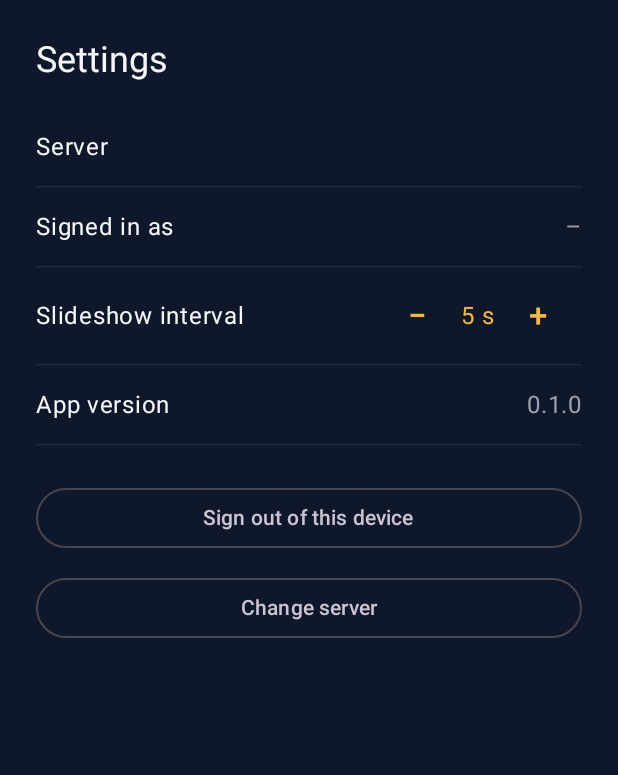
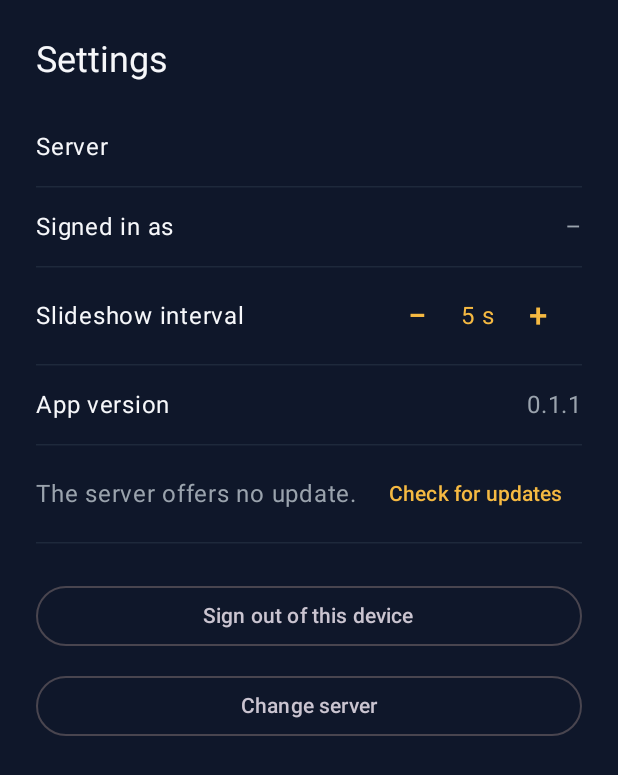
Before and after one commit to valdaaak/picturestation, an Android app built with Jetpack Compose: the composable SettingsScreen shown on its own in the app's theme, after a tap on "Change server", on a phone screen of 412 x 824 dp. Shown: the top 775 px of the screen. Run offline under Robolectric (Android 15) with nearby library versions, the phone set to English and light mode, and no system bars; 2 other taps on this screen came first.

Commit message:
Android 0.1.1: smaller texts on phones, updates from the server's /app/ (version.json + installer), publish.py
Co-Authored-By: Claude Fable 5.1 <noreply@anthropic.com>

```diff
--- a/Android/app/build.gradle.kts
+++ b/Android/app/build.gradle.kts
@@ -20,8 +20,8 @@ android {
         applicationId = "org.picturestation.app"
         minSdk = 26
         targetSdk = 36
-        versionCode = 1
-        versionName = "0.1.0"
+        versionCode = 2
+        versionName = "0.1.1"
     }
 
     signingConfigs {
--- a/Android/app/src/main/kotlin/org/picturestation/app/ui/Screens.kt
+++ b/Android/app/src/main/kotlin/org/picturestation/app/ui/Screens.kt
@@ -177,6 +177,20 @@ fun SettingsScreen(vm: AppViewModel) {
         }
         HorizontalDivider(color = NavyLight)
         SettingRow(stringResource(R.string.app_version), BuildConfig.VERSION_NAME)
+        val ctx = androidx.compose.ui.platform.LocalContext.current
+        val latestNote = stringResource(R.string.update_latest)
+        val noneNote = stringResource(R.string.update_none)
+        val permissionNote = stringResource(R.string.update_permission)
+        val updateFailed = stringResource(R.string.update_failed)
+        Row(modifier = Modifier.fillMaxWidth().padding(vertical = 8.dp), horizontalArrangement = Arrangement.SpaceBetween,
+            verticalAlignment = Alignment.CenterVertically) {
+            Text(vm.updateNote ?: vm.update?.let { stringResource(R.string.update_available, it.versionName) } ?: "", color = Muted,
+                modifier = Modifier.weight(1f))
+            if (vm.update != null) Button(onClick = { vm.installUpdate(ctx, permissionNote, updateFailed) }, enabled = !vm.updateBusy) {
+                Text(stringResource(if (vm.updateBusy) R.string.update_downloading else R.string.update_now))
+            } else TextButton(onClick = { vm.checkUpdate(byUser = true, latestNote, noneNote) }) { Text(stringResource(R.string.update_check)) }
+        }
+        HorizontalDivider(color = NavyLight)
         Spacer(Modifier.height(24.dp))
         OutlinedButton(onClick = { vm.signOut() }, modifier = Modifier.fillMaxWidth()) { Text(stringResource(R.string.sign_out)) }
         Spacer(Modifier.height(12.dp))
--- a/Android/app/src/main/res/values/strings.xml
+++ b/Android/app/src/main/res/values/strings.xml
@@ -40,4 +40,12 @@
     <string name="details">Details</string>
     <string name="play">Play</string>
     <string name="pause">Pause</string>
+    <string name="update_available">New version %1$s is available.</string>
+    <string name="update_now">Update</string>
+    <string name="update_downloading">Downloading…</string>
+    <string name="update_check">Check for updates</string>
+    <string name="update_latest">You have the latest version.</string>
+    <string name="update_none">The server offers no update.</string>
+    <string name="update_permission">Allow Picturestation to install updates, then tap Update again.</string>
+    <string name="update_failed">The update could not be downloaded.</string>
 </resources>
```
Also changed, not shown: Android/app/src/main/kotlin/org/picturestation/app/AppViewModel.kt (+33 -0 lines), Android/app/src/main/kotlin/org/picturestation/app/data/Updater.kt (added, +64 -0 lines), Android/app/src/main/kotlin/org/picturestation/app/ui/BrowseScreen.kt (+37 -7 lines), Android/app/src/main/kotlin/org/picturestation/app/ui/ViewerScreen.kt (+6 -3 lines), 3 other files.
